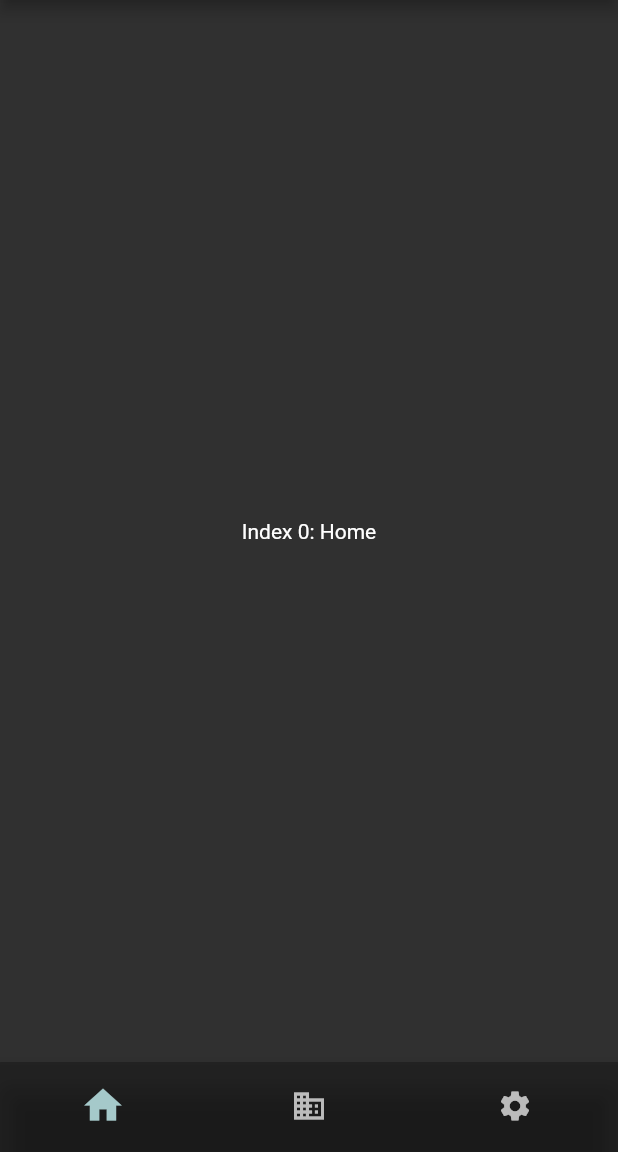
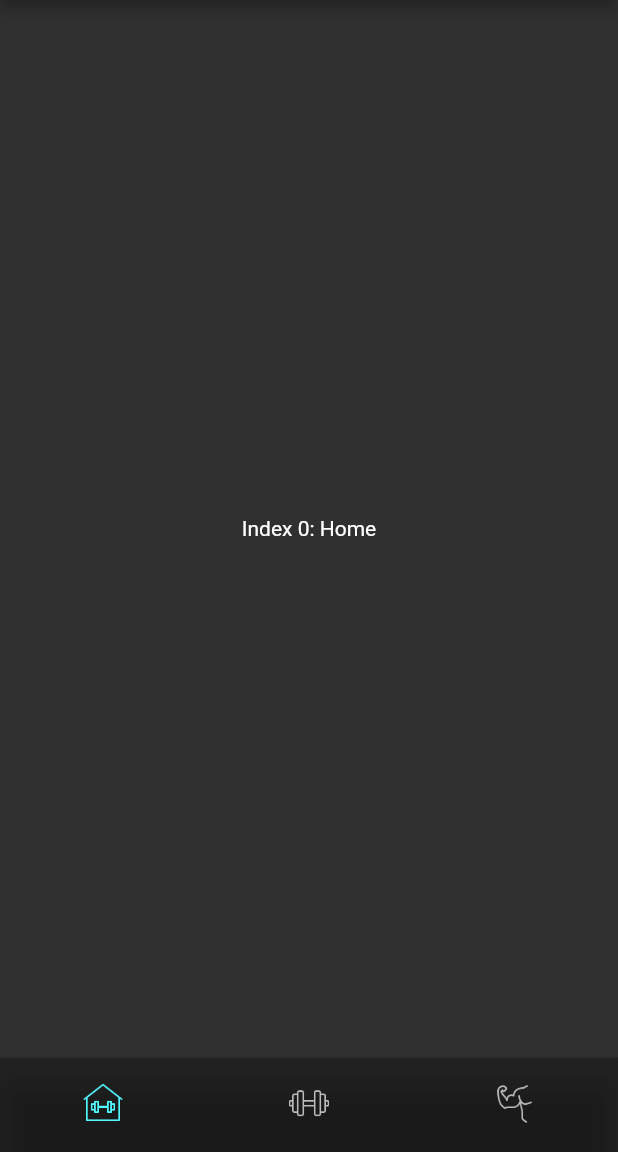
Before and after one commit to mcoding777/Flutter_Health, a Flutter app: the screen it shows after launch, on a phone screen of 412 x 824 dp, the part 84-1236 px from its top. Run offline on Flutter 3.47's test engine with Material 2 defaults, Android fonts, the phone set to English and light mode, and no system bars.

Commit message:
style: bottombar 아이콘 변경

```diff
--- a/lib/screen/home_screen.dart
+++ b/lib/screen/home_screen.dart
@@ -39,15 +39,15 @@ class _HomeScreenState extends State<HomeScreen> {
       bottomNavigationBar: BottomNavigationBar(
         items: const <BottomNavigationBarItem>[
           BottomNavigationBarItem(
-            icon: Icon(Icons.home),
+            icon: ImageIcon(AssetImage('images/home_light.png'), size: 27),
             label: 'Home',
           ),
           BottomNavigationBarItem(
-            icon: Icon(Icons.business),
+            icon: ImageIcon(AssetImage('images/add_light.png'), size: 27),
             label: 'Add',
           ),
           BottomNavigationBarItem(
-            icon: Icon(Icons.settings),
+            icon: ImageIcon(AssetImage('images/my_light.png'), size: 27),
             label: 'My',
           ),
         ],
--- a/lib/style/color.dart
+++ b/lib/style/color.dart
@@ -1,4 +1,4 @@
 import 'package:flutter/material.dart';
 
 Color backgroundColor = const Color(0xFF212121);
-Color selectedColor = const Color(0xFFA5C9CA);
+Color selectedColor = const Color(0xFF52f9ff);
--- a/pubspec.yaml
+++ b/pubspec.yaml
@@ -57,7 +57,7 @@ flutter:
 
   # To add assets to your application, add an assets section, like this:
   assets:
-    - images/logo_light.png
+    - images/
 
   # An image asset can refer to one or more resolution-specific "variants", see
   # https://flutter.dev/assets-and-images/#resolution-aware
```
Also changed, not shown: images/add_light.png (added), images/home_light.png (added), images/my_light.png (added).
